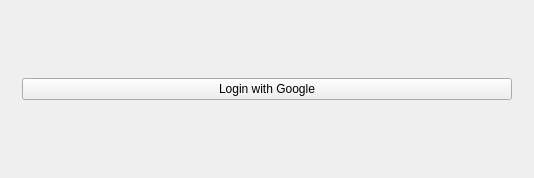
Above: include/docreaderquizes.ui from M0ST4FA/DocReaderQuizzes before the change. Below: the same form after it.
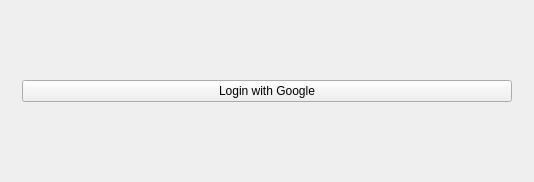
That is the form after the change. The open tabs and pages were chosen to show the change.

Diff of the .ui file:
```diff
--- a/include/docreaderquizes.ui
+++ b/include/docreaderquizes.ui
@@ -7,7 +7,7 @@
     <x>0</x>
     <y>0</y>
     <width>534</width>
-    <height>162</height>
+    <height>182</height>
    </rect>
   </property>
   <property name="windowTitle">
```
Left out of the diff: 2 changed lines with no effect on the pictures.
